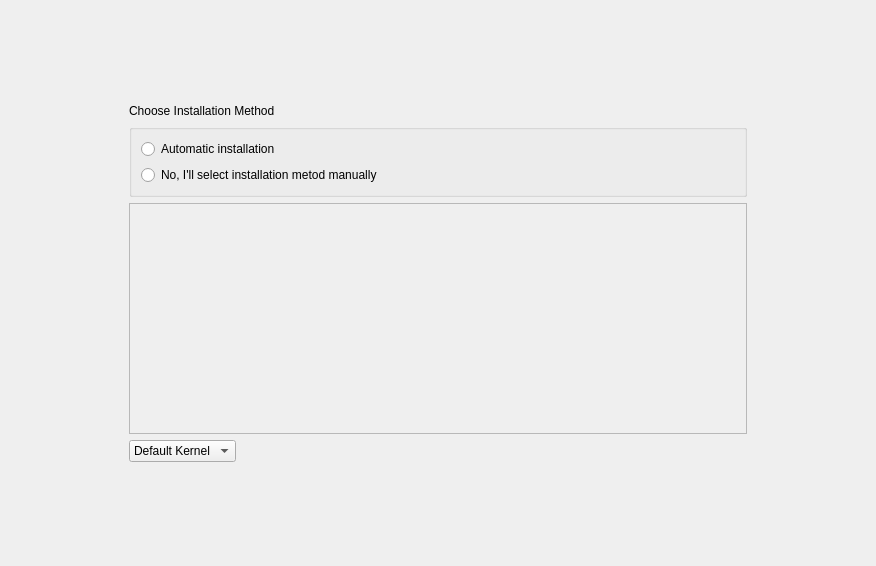
Qt form yali4/gui/Ui/autoinstallationwidget.ui (dadas45li/yali) before a commit.
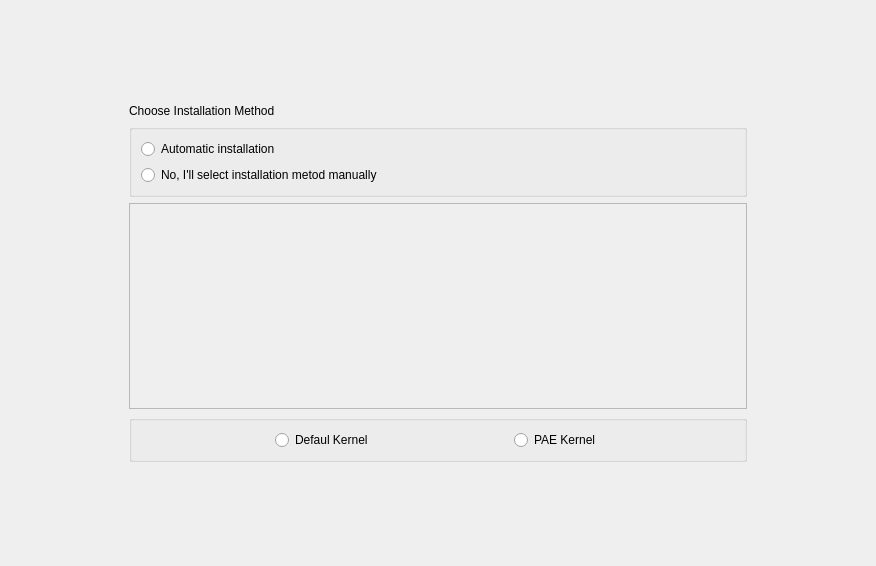
The same form after that commit.

Commit message: Add radioButtons for kernelTypes

```diff
--- a/yali4/gui/Ui/autoinstallationwidget.ui
+++ b/yali4/gui/Ui/autoinstallationwidget.ui
@@ -13,7 +13,7 @@
   <property name="windowTitle">
    <string>Form</string>
   </property>
-  <layout class="QGridLayout" name="gridLayout">
+  <layout class="QGridLayout" name="gridLayout_3">
    <item row="0" column="1">
     <spacer name="verticalSpacer_2">
      <property name="orientation">
@@ -41,8 +41,8 @@
     </spacer>
    </item>
    <item row="1" column="1">
-    <layout class="QVBoxLayout" name="verticalLayout_2">
-     <item>
+    <layout class="QGridLayout" name="gridLayout_2">
+     <item row="0" column="0">
       <widget class="QLabel" name="label_2">
        <property name="text">
         <string>Choose Installation Method</string>
@@ -75,7 +75,7 @@
        </layout>
       </widget>
      </item>
-     <item>
+     <item row="2" column="0">
       <widget class="QListWidget" name="collectionList">
        <property name="enabled">
         <bool>false</bool>
@@ -85,34 +85,56 @@
        </property>
       </widget>
      </item>
-     <item>
-      <layout class="QHBoxLayout" name="horizontalLayout">
-       <item>
-        <widget class="QComboBox" name="comboBox">
-         <item>
+     <item row="3" column="0">
+      <widget class="QGroupBox" name="groupBox_2">
+       <property name="title">
+        <string/>
+       </property>
+       <layout class="QGridLayout" name="gridLayout">
+        <item row="0" column="1">
+         <widget class="QRadioButton" name="radioDefaultKernel">
           <property name="text">
-           <string>Default Kernel</string>
+           <string>Defaul Kernel</string>
           </property>
-         </item>
-         <item>
+         </widget>
+        </item>
+        <item row="0" column="3">
+         <widget class="QRadioButton" name="radioPAEKernel">
           <property name="text">
            <string>PAE Kernel</string>
           </property>
-         </item>
-         <item>
-          <property name="text">
-           <string>RT Kernel</string>
-          </property>
-         </item>
-        </widget>
-       </item>
-       <item>
+         </widget>
+        </item>
+        <item row="0" column="0">
         <spacer name="horizontalSpacer">
          <property name="orientation">
           <enum>Qt::Horizontal</enum>
          </property>
-         <property name="sizeType">
-          <enum>QSizePolicy::Expanding</enum>
+          <property name="sizeHint" stdset="0">
+           <size>
+            <width>40</width>
+            <height>20</height>
+           </size>
+          </property>
+         </spacer>
+        </item>
+        <item row="0" column="4">
+         <spacer name="horizontalSpacer_4">
+          <property name="orientation">
+           <enum>Qt::Horizontal</enum>
+          </property>
+          <property name="sizeHint" stdset="0">
+           <size>
+            <width>40</width>
+            <height>20</height>
+           </size>
+          </property>
+         </spacer>
+        </item>
+        <item row="0" column="2">
+         <spacer name="horizontalSpacer_5">
+          <property name="orientation">
+           <enum>Qt::Horizontal</enum>
          </property>
          <property name="sizeHint" stdset="0">
           <size>
@@ -123,6 +145,7 @@
         </spacer>
        </item>
       </layout>
+      </widget>
      </item>
     </layout>
    </item>
```
Left out of the diff: 2 changed lines with no effect on the pictures. Lines whose indentation alone changed are shown as unchanged.
